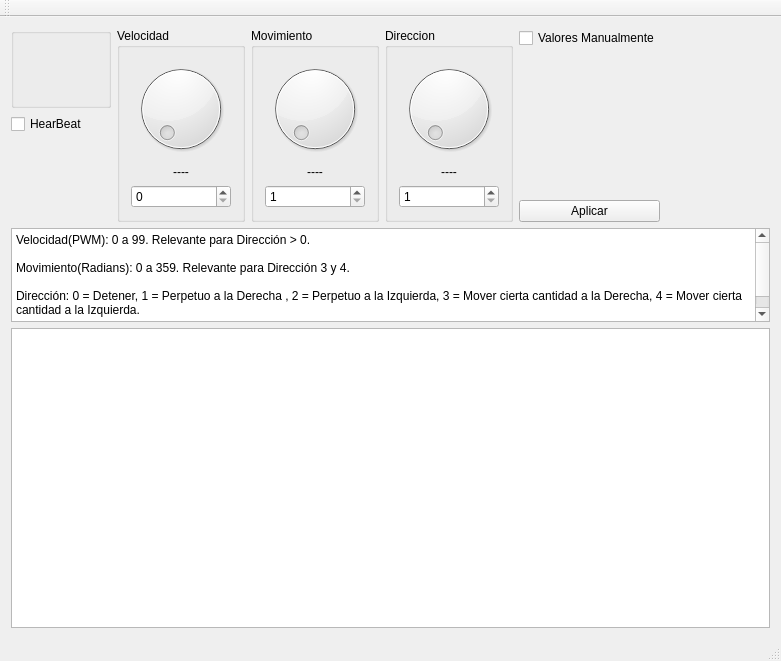
First picture: the form in src/mainwindow.ui, repository amolinap/ControlCamara, before the edit.
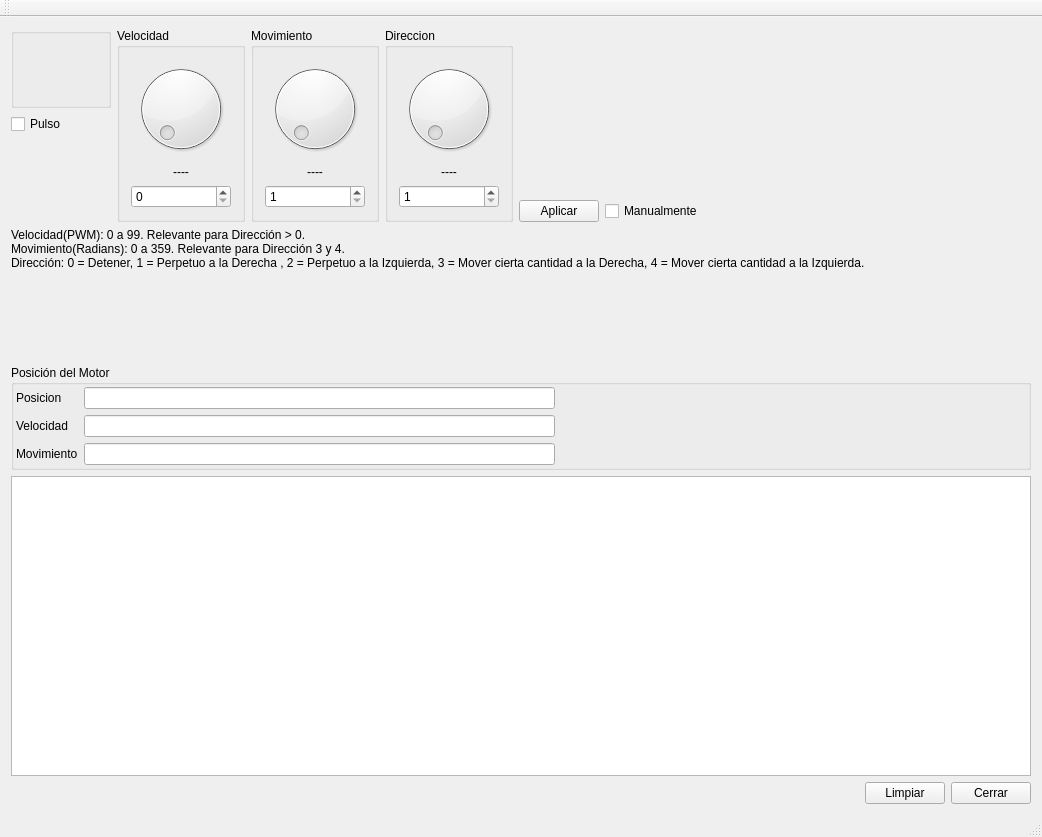
Second picture: the form after the edit.

The edit to the form file:
```diff
--- a/src/mainwindow.ui
+++ b/src/mainwindow.ui
@@ -6,8 +6,8 @@
    <rect>
     <x>0</x>
     <y>0</y>
-    <width>781</width>
-    <height>661</height>
+    <width>1042</width>
+    <height>837</height>
    </rect>
   </property>
   <property name="windowTitle">
@@ -15,40 +15,6 @@
   </property>
   <widget class="QWidget" name="centralWidget">
    <layout class="QGridLayout" name="gridLayout_5">
-    <item row="3" column="0">
-     <widget class="QPlainTextEdit" name="tbMessages">
-      <property name="minimumSize">
-       <size>
-        <width>0</width>
-        <height>300</height>
-       </size>
-      </property>
-     </widget>
-    </item>
-    <item row="2" column="0">
-     <spacer name="verticalSpacer_2">
-      <property name="orientation">
-       <enum>Qt::Vertical</enum>
-      </property>
-      <property name="sizeHint" stdset="0">
-       <size>
-        <width>20</width>
-        <height>10</height>
-       </size>
-      </property>
-     </spacer>
-    </item>
-    <item row="1" column="0">
-     <widget class="QPlainTextEdit" name="plainTextEdit">
-      <property name="plainText">
-       <string>Velocidad(PWM): 0 a 99. Relevante para Dirección &gt; 0.
-	
-Movimiento(Radians): 0 a 359. Relevante para Dirección 3 y 4.
-
-Dirección: 0 = Detener, 1 = Perpetuo a la Derecha , 2 = Perpetuo a la Izquierda, 3 = Mover cierta cantidad a la Derecha, 4 = Mover cierta cantidad a la Izquierda.</string>
-      </property>
-     </widget>
-    </item>
     <item row="0" column="0">
      <layout class="QHBoxLayout" name="horizontalLayout_4">
       <item>
@@ -76,7 +42,7 @@
            </size>
           </property>
           <property name="text">
-           <string>HearBeat</string>
+           <string>Pulso</string>
           </property>
          </widget>
         </item>
@@ -259,13 +225,6 @@
       </item>
       <item>
        <layout class="QVBoxLayout" name="verticalLayout_5">
-        <item>
-         <widget class="QCheckBox" name="checkBox">
-          <property name="text">
-           <string>Valores Manualmente</string>
-          </property>
-         </widget>
-        </item>
         <item>
          <spacer name="verticalSpacer_3">
           <property name="orientation">
@@ -280,11 +239,22 @@
          </spacer>
         </item>
         <item>
-         <widget class="QPushButton" name="btAplicar">
-          <property name="text">
-           <string>Aplicar</string>
-          </property>
-         </widget>
+         <layout class="QHBoxLayout" name="horizontalLayout_6">
+          <item>
+           <widget class="QPushButton" name="btAplicar">
+            <property name="text">
+             <string>Aplicar</string>
+            </property>
+           </widget>
+          </item>
+          <item>
+           <widget class="QCheckBox" name="cxManualmente">
+            <property name="text">
+             <string>Manualmente</string>
+            </property>
+           </widget>
+          </item>
+         </layout>
         </item>
        </layout>
       </item>
@@ -303,6 +273,154 @@
       </item>
      </layout>
     </item>
+    <item row="1" column="0">
+     <widget class="QLabel" name="lbAyuda">
+      <property name="text">
+       <string>Velocidad(PWM): 0 a 99. Relevante para Dirección &gt; 0.	
+Movimiento(Radians): 0 a 359. Relevante para Dirección 3 y 4.
+Dirección: 0 = Detener, 1 = Perpetuo a la Derecha , 2 = Perpetuo a la Izquierda, 3 = Mover cierta cantidad a la Derecha, 4 = Mover cierta cantidad a la Izquierda.</string>
+      </property>
+     </widget>
+    </item>
+    <item row="8" column="0">
+     <layout class="QHBoxLayout" name="horizontalLayout_7">
+      <item>
+       <spacer name="horizontalSpacer_3">
+        <property name="orientation">
+         <enum>Qt::Horizontal</enum>
+        </property>
+        <property name="sizeHint" stdset="0">
+         <size>
+          <width>40</width>
+          <height>20</height>
+         </size>
+        </property>
+       </spacer>
+      </item>
+      <item>
+       <widget class="QPushButton" name="btLimpiar">
+        <property name="text">
+         <string>Limpiar</string>
+        </property>
+       </widget>
+      </item>
+      <item>
+       <widget class="QPushButton" name="btCerrar">
+        <property name="text">
+         <string>Cerrar</string>
+        </property>
+       </widget>
+      </item>
+     </layout>
+    </item>
+    <item row="7" column="0">
+     <widget class="QPlainTextEdit" name="tbMessages">
+      <property name="minimumSize">
+       <size>
+        <width>0</width>
+        <height>300</height>
+       </size>
+      </property>
+     </widget>
+    </item>
+    <item row="6" column="0">
+     <widget class="QGroupBox" name="groupBox_4">
+      <property name="minimumSize">
+       <size>
+        <width>0</width>
+        <height>0</height>
+       </size>
+      </property>
+      <property name="title">
+       <string>Posición del Motor</string>
+      </property>
+      <layout class="QGridLayout" name="gridLayout_6">
+       <property name="margin">
+        <number>2</number>
+       </property>
+       <item row="0" column="0">
+        <layout class="QHBoxLayout" name="horizontalLayout_5">
+         <item>
+          <layout class="QVBoxLayout" name="verticalLayout_6">
+           <item>
+            <widget class="QLabel" name="label">
+             <property name="text">
+              <string>Posicion</string>
+             </property>
+            </widget>
+           </item>
+           <item>
+            <widget class="QLabel" name="label_2">
+             <property name="text">
+              <string>Velocidad</string>
+             </property>
+            </widget>
+           </item>
+           <item>
+            <widget class="QLabel" name="label_3">
+             <property name="text">
+              <string>Movimiento</string>
+             </property>
+            </widget>
+           </item>
+          </layout>
+         </item>
+         <item>
+          <layout class="QVBoxLayout" name="verticalLayout_7">
+           <item>
+            <widget class="QLineEdit" name="tbPosicion">
+             <property name="alignment">
+              <set>Qt::AlignRight|Qt::AlignTrailing|Qt::AlignVCenter</set>
+             </property>
+            </widget>
+           </item>
+           <item>
+            <widget class="QLineEdit" name="tbVelocidad">
+             <property name="alignment">
+              <set>Qt::AlignRight|Qt::AlignTrailing|Qt::AlignVCenter</set>
+             </property>
+            </widget>
+           </item>
+           <item>
+            <widget class="QLineEdit" name="tbMovimiento">
+             <property name="alignment">
+              <set>Qt::AlignRight|Qt::AlignTrailing|Qt::AlignVCenter</set>
+             </property>
+            </widget>
+           </item>
+          </layout>
+         </item>
+         <item>
+          <spacer name="horizontalSpacer_2">
+           <property name="orientation">
+            <enum>Qt::Horizontal</enum>
+           </property>
+           <property name="sizeHint" stdset="0">
+            <size>
+             <width>40</width>
+             <height>20</height>
+            </size>
+           </property>
+          </spacer>
+         </item>
+        </layout>
+       </item>
+      </layout>
+     </widget>
+    </item>
+    <item row="5" column="0">
+     <spacer name="verticalSpacer_2">
+      <property name="orientation">
+       <enum>Qt::Vertical</enum>
+      </property>
+      <property name="sizeHint" stdset="0">
+       <size>
+        <width>20</width>
+        <height>10</height>
+       </size>
+      </property>
+     </spacer>
+    </item>
    </layout>
   </widget>
   <widget class="QMenuBar" name="menuBar">
```
Left out of the diff: 2 changed lines with no effect on the pictures.
